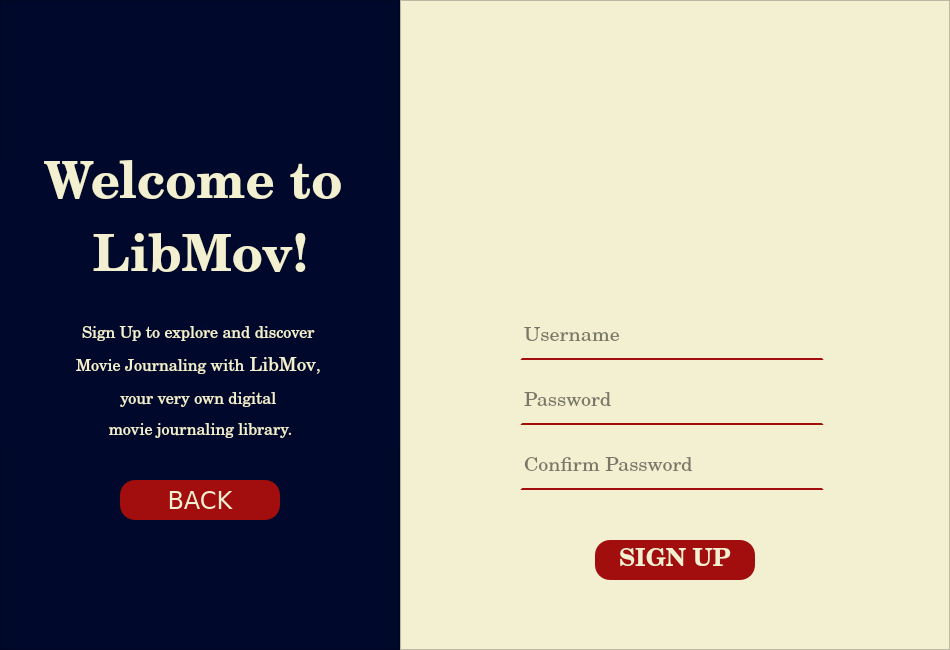
gkasita/LibMov_SEP, file ui_new/SignupPageUi.ui: the form before one commit.
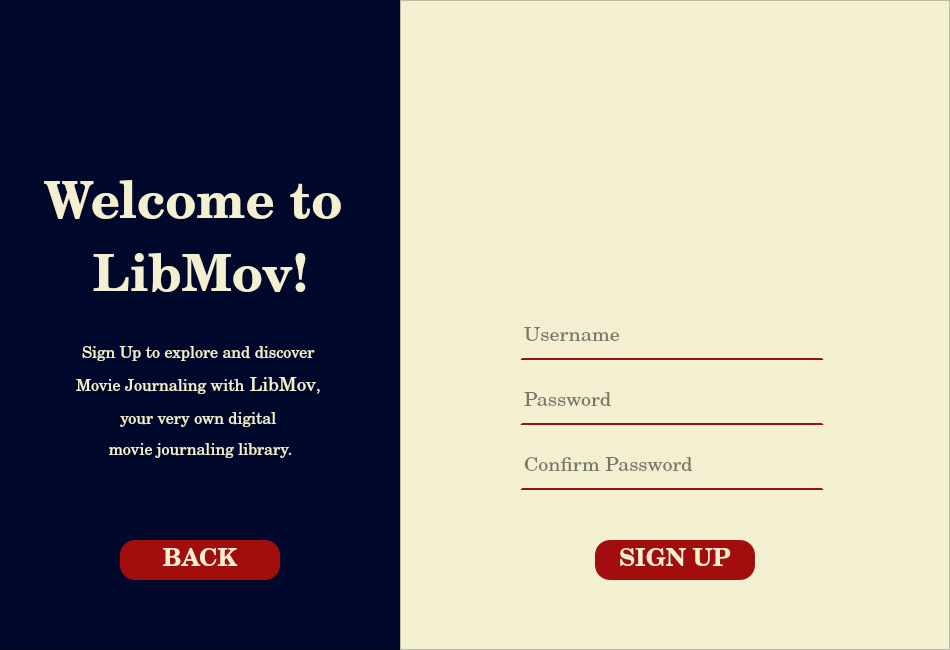
The form after the commit. Icons and pictures are not drawn.

Patch:
```diff
--- a/ui_new/SignupPageUi.ui
+++ b/ui_new/SignupPageUi.ui
@@ -66,7 +66,7 @@
     <property name="geometry">
      <rect>
       <x>120</x>
-      <y>480</y>
+      <y>540</y>
       <width>160</width>
       <height>40</height>
      </rect>
@@ -79,8 +79,9 @@
     </property>
     <property name="font">
      <font>
-      <family>Verdana</family>
+      <family>Century Schoolbook</family>
       <pointsize>18</pointsize>
+      <bold>true</bold>
      </font>
     </property>
     <property name="styleSheet">
@@ -91,12 +92,25 @@
     <property name="text">
      <string>BACK</string>
     </property>
+    <property name="icon">
+     <iconset resource="resources.qrc">
+      <normaloff>:/Icons/Icons/arrow-left-s-line.png</normaloff>:/Icons/Icons/arrow-left-s-line.png</iconset>
+    </property>
+    <property name="iconSize">
+     <size>
+      <width>24</width>
+      <height>24</height>
+     </size>
+    </property>
+    <property name="flat">
+     <bool>true</bool>
+    </property>
    </widget>
    <widget class="QWidget" name="">
     <property name="geometry">
      <rect>
       <x>0</x>
-      <y>160</y>
+      <y>180</y>
       <width>401</width>
       <height>285</height>
      </rect>
```
Left out of the diff: 3 changed lines with no effect on the pictures.
